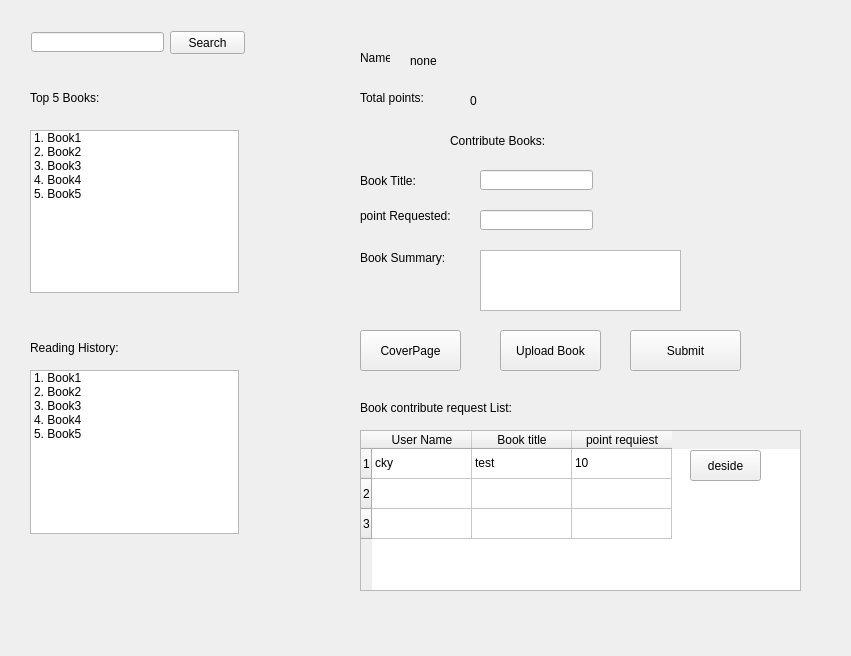
The window that library/ui/SuperUserGUI.ui (josephxwf/E-library) describes before a commit, drawn with Qt 5.
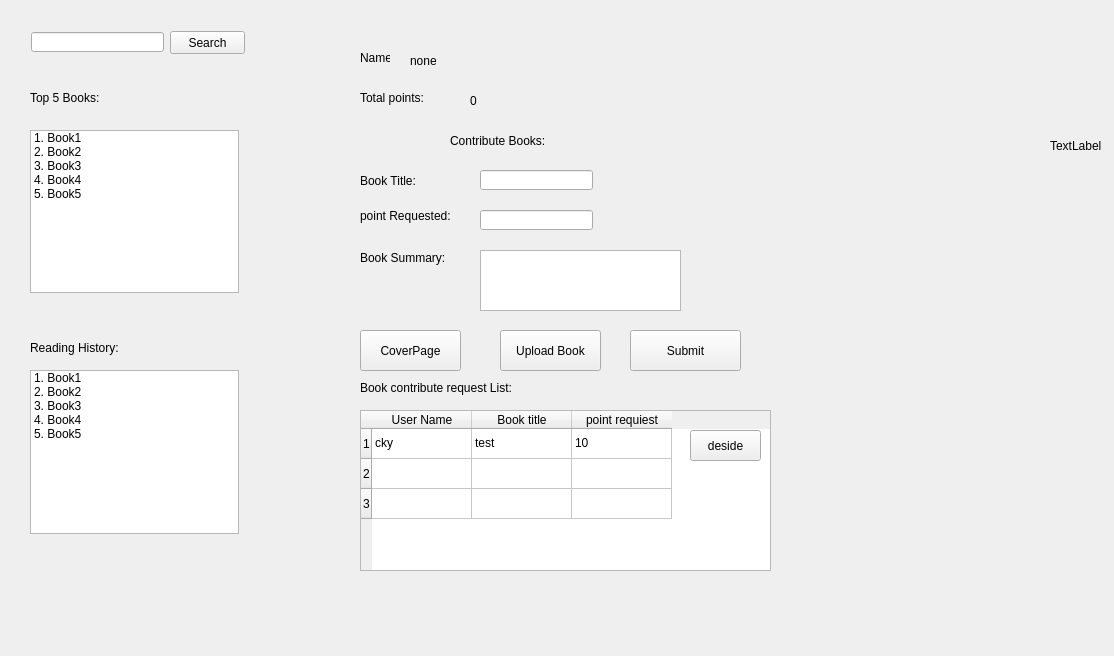
The same window after the commit.

Commit message: add superuser activate new user

```diff
--- a/library/ui/SuperUserGUI.ui
+++ b/library/ui/SuperUserGUI.ui
@@ -6,7 +6,7 @@
    <rect>
     <x>0</x>
     <y>0</y>
-    <width>851</width>
+    <width>1114</width>
     <height>656</height>
    </rect>
   </property>
@@ -161,8 +161,8 @@
    <property name="geometry">
     <rect>
      <x>360</x>
-     <y>430</y>
-     <width>441</width>
+     <y>410</y>
+     <width>411</width>
      <height>161</height>
     </rect>
    </property>
@@ -369,7 +369,7 @@
    <property name="geometry">
     <rect>
      <x>360</x>
-     <y>400</y>
+     <y>380</y>
      <width>211</width>
      <height>16</height>
     </rect>
@@ -382,7 +382,7 @@
    <property name="geometry">
     <rect>
      <x>690</x>
-     <y>450</y>
+     <y>430</y>
      <width>71</width>
      <height>31</height>
     </rect>
@@ -391,6 +391,19 @@
     <string>deside</string>
    </property>
   </widget>
+  <widget class="QLabel" name="label">
+   <property name="geometry">
+    <rect>
+     <x>1050</x>
+     <y>130</y>
+     <width>61</width>
+     <height>31</height>
+    </rect>
+   </property>
+   <property name="text">
+    <string>TextLabel</string>
+   </property>
+  </widget>
  </widget>
  <resources/>
  <connections/>
```
The commit also changes 11 other files.
